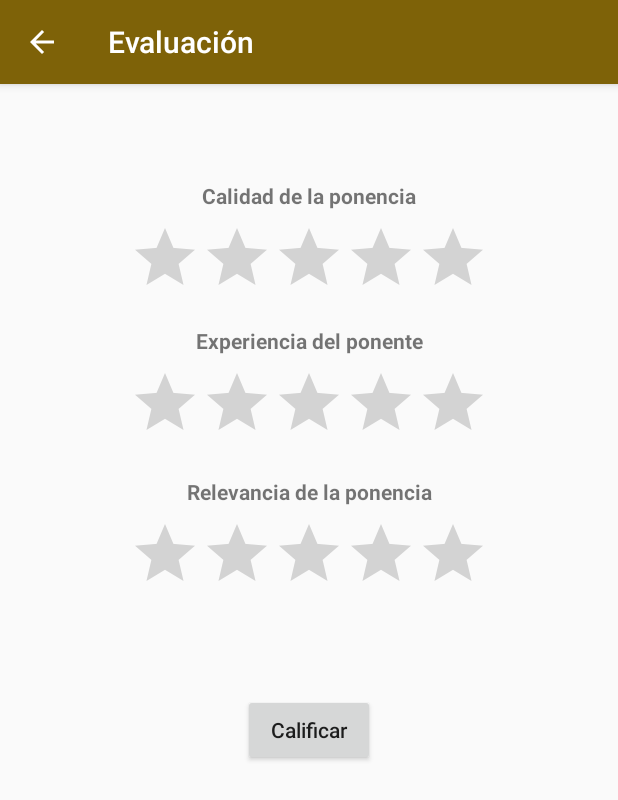
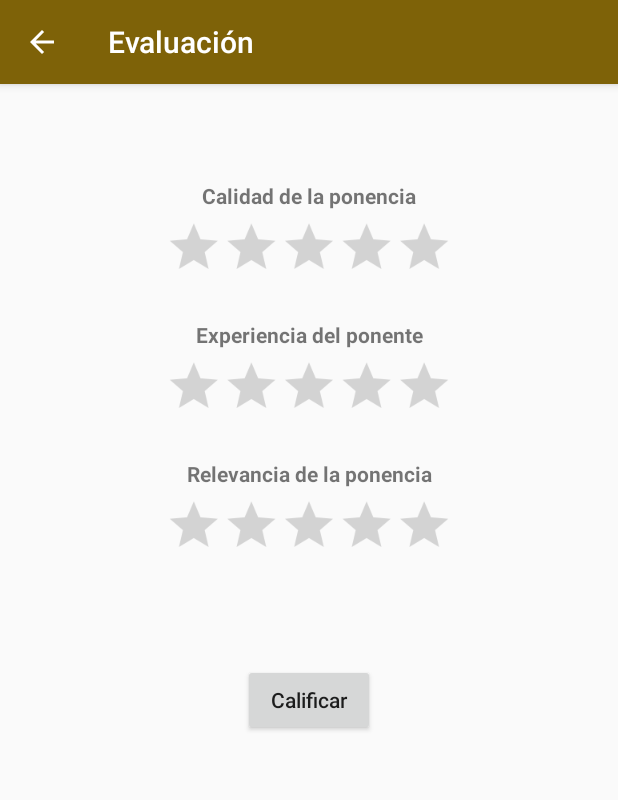
Before and after one commit to appgeediplomado/ANDROID-GEE, an Android app: the PonenciaEvaluacionActivity screen opened directly, with no data from a screen before it, on a phone screen of 412 x 824 dp. Shown: the top 800 px of the screen. Run offline under Robolectric (Android 15) with nearby library versions, the phone set to English and light mode, and no system bars.

Commit message:
Terminados los detalles de la ponencia

```diff
--- a/app/src/main/res/layout/activity_ponencia_evaluacion.xml
+++ b/app/src/main/res/layout/activity_ponencia_evaluacion.xml
@@ -60,14 +60,15 @@
     <RatingBar
         android:id="@+id/rbCalidadPonencia"
         android:layout_width="wrap_content"
-        android:layout_height="53dp"
-        android:layout_marginStart="8dp"
-        android:layout_marginTop="8dp"
-        android:layout_marginEnd="8dp"
+        android:layout_height="wrap_content"
         android:numStars="5"
+        android:progressTint="@color/colorUNAM"
+        android:stepSize="1"
         app:layout_constraintEnd_toEndOf="parent"
         app:layout_constraintStart_toStartOf="parent"
-        app:layout_constraintTop_toBottomOf="@+id/tvCalidadPonencia" />
+        app:layout_constraintTop_toBottomOf="@+id/tvCalidadPonencia"
+        android:scaleX="0.8"
+        android:scaleY="0.8"/>
 
     <TextView
         android:id="@+id/tvExperienciaPonente"
@@ -87,13 +88,13 @@
         android:id="@+id/rbExperienciaPonente"
         android:layout_width="wrap_content"
         android:layout_height="wrap_content"
-        android:layout_marginStart="8dp"
-        android:layout_marginTop="8dp"
-        android:layout_marginEnd="8dp"
         android:numStars="5"
+        android:progressTint="@color/colorUNAM"
         app:layout_constraintEnd_toEndOf="parent"
         app:layout_constraintStart_toStartOf="parent"
-        app:layout_constraintTop_toBottomOf="@+id/tvExperienciaPonente" />
+        app:layout_constraintTop_toBottomOf="@+id/tvExperienciaPonente"
+        android:scaleX="0.8"
+        android:scaleY="0.8"/>
 
     <TextView
         android:id="@+id/textView6"
@@ -113,11 +114,11 @@
         android:id="@+id/rbRelevanciaPonencia"
         android:layout_width="wrap_content"
         android:layout_height="wrap_content"
-        android:layout_marginStart="8dp"
-        android:layout_marginTop="8dp"
-        android:layout_marginEnd="8dp"
+        android:progressTint="@color/colorUNAM"
         app:layout_constraintEnd_toEndOf="parent"
         app:layout_constraintStart_toStartOf="parent"
-        app:layout_constraintTop_toBottomOf="@+id/textView6" />
+        app:layout_constraintTop_toBottomOf="@+id/textView6"
+        android:scaleX="0.8"
+        android:scaleY="0.8"/>
 
 </android.support.constraint.ConstraintLayout>
```
Also changed, not shown: app/src/main/java/com/appgee/proyectoandroid/activities/PonenciaDetalleActivity.java (+30 -3 lines), app/src/main/java/com/appgee/proyectoandroid/adapters/ProgramaAdapter.java (+14 -5 lines), app/src/main/res/layout/activity_ponencia_detalle.xml (+24 -12 lines), app/src/main/res/layout/ponencia.xml (+9 -9 lines).
